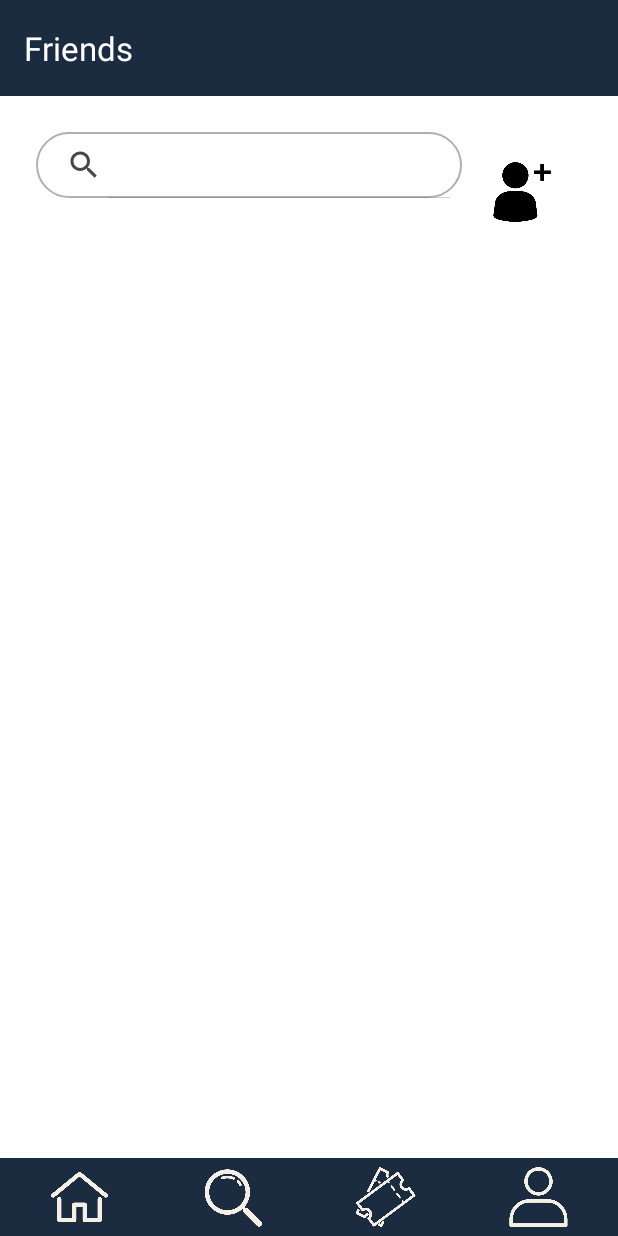
After one commit to emery97/MAD24_P02_Team3, an Android app: the UnfriendActivity screen opened directly, with no data from a screen before it, on a phone screen of 412 x 824 dp. The commit adds this screen. Run offline under Robolectric (Android 15) with nearby library versions, the phone set to English and light mode, and no system bars; our stand-ins replace Firebase (no records; nobody signed in at launch, a user with empty details on screens opened directly); Roboto replaces fonts that are not available here.

Commit message:
WY : added unfriend friend page

```diff
--- a/app/build.gradle.kts
+++ b/app/build.gradle.kts
@@ -84,4 +84,8 @@ dependencies {
     implementation ("com.airbnb.android:lottie:5.0.3")
     implementation ("de.hdodenhof:circleimageview:3.1.0")
     implementation("org.apache.commons:commons-text:1.9")
+
+    // for unfriend activity
+    implementation ("com.google.code.gson:gson:2.8.6")
+
 }
--- a/app/src/main/AndroidManifest.xml
+++ b/app/src/main/AndroidManifest.xml
@@ -118,6 +118,9 @@
         <activity
             android:name=".FriendsActivity"
             android:exported="true" />
+        <activity
+            android:name=".UnfriendActivity"
+            android:exported="true" />
 
         <receiver
             android:name=".payment"
--- /dev/null
+++ b/app/src/main/java/sg/edu/np/mad/TicketFinder/UnfriendActivity.java
@@ -0,0 +1,70 @@
+package sg.edu.np.mad.TicketFinder;
+
+import android.content.Intent;
+import android.content.SharedPreferences;
+import android.os.Bundle;
+import android.util.Log;
+import android.widget.ImageButton;
+import android.widget.SearchView;
+
+import androidx.annotation.Nullable;
+import androidx.appcompat.app.AppCompatActivity;
+import androidx.recyclerview.widget.LinearLayoutManager;
+import androidx.recyclerview.widget.RecyclerView;
+
+import com.google.gson.Gson;
+import com.google.gson.reflect.TypeToken;
+
+import java.util.ArrayList;
+import java.util.List;
+
+public class UnfriendActivity extends AppCompatActivity {
+    private SearchView searchView;
+    private RecyclerView recyclerView;
+    private UnfriendAdapter adapter;
+    private List<User> friendList;
+    private static final String TAG = "unfriendActivity";
+
+    @Override
+    protected void onCreate(@Nullable Bundle savedInstanceState) {
+        super.onCreate(savedInstanceState);
+        setContentView(R.layout.unfriend_friend_activity);
+
+        try {
+            searchView = findViewById(R.id.searchFriends);
+            recyclerView = findViewById(R.id.exploreView);
+            ImageButton addFriendButton = findViewById(R.id.addFriendPageButton);
+
+            recyclerView.setLayoutManager(new LinearLayoutManager(this));
+            friendList = new ArrayList<>();
+
+            // Retrieve friend list from SharedPreferences
+            SharedPreferences sharedPreferences = getSharedPreferences("UserPrefs", MODE_PRIVATE);
+            String json = sharedPreferences.getString("friendList", null); // Note the null check
+            if (json != null && !json.isEmpty()) {
+                Gson gson = new Gson();
+                friendList = gson.fromJson(json, new TypeToken<List<User>>() {}.getType());
+            } else {
+                Log.e(TAG, "No friend list found in SharedPreferences.");
+            }
+
+            // Log the retrieved friend list size for debugging
+            Log.d(TAG, "Retrieved friend list size: " + friendList.size());
+
+            // Initialize the adapter and set it to the RecyclerView
+            adapter = new UnfriendAdapter(this, friendList);
+            recyclerView.setAdapter(adapter);
+
+            // Set onclick listener for friend page
+            addFriendButton.setOnClickListener(v -> {
+                Log.d(TAG, "Navigating to FriendsActivity");
+                Intent intent = new Intent(UnfriendActivity.this, FriendsActivity.class);
+                startActivity(intent);
+            });
+
+            Footer.setUpFooter(this);
+        } catch (Exception e) {
+            Log.e(TAG, "Error in onCreate: ", e);
+        }
+    }
+}
--- /dev/null
+++ b/app/src/main/java/sg/edu/np/mad/TicketFinder/UnfriendAdapter.java
@@ -0,0 +1,63 @@
+package sg.edu.np.mad.TicketFinder;
+
+import android.content.Context;
+import android.view.LayoutInflater;
+import android.view.View;
+import android.view.ViewGroup;
+import android.widget.Button;
+import android.widget.ImageView;
+import android.widget.TextView;
+
+import androidx.annotation.NonNull;
+import androidx.recyclerview.widget.RecyclerView;
+
+import com.google.firebase.firestore.FirebaseFirestore;
+
+import java.text.BreakIterator;
+import java.util.List;
+
+public class UnfriendAdapter extends RecyclerView.Adapter<UnfriendAdapter.ViewHolder> {
+    private final Context context;
+    private final LayoutInflater mInflater;
+    private FirebaseFirestore db;
+    private List<User> friendList;
+    private static String TAG = "unfriendAdapter";
+
+    //Constructor to initialize data
+    public UnfriendAdapter(Context context, List<User> friendList){
+        this.context = context;
+        this.mInflater = LayoutInflater.from(context);
+        this.friendList = friendList;
+        db = FirebaseFirestore.getInstance();
+    }
+
+    @Override
+    public void onBindViewHolder(@NonNull ViewHolder holder, int position){
+        User friend = friendList.get(position);
+        holder.name.setText(friend.getName());
+    }
+    @Override
+    public int getItemCount(){
+        return friendList.size();
+    }
+    // Inflate the row layout when needed
+    @NonNull
+    @Override
+    public UnfriendAdapter.ViewHolder onCreateViewHolder(@NonNull ViewGroup parent, int viewType){
+        View view = mInflater.inflate(R.layout.unfriend_item,parent,false);
+        return new ViewHolder(view);
+    }
+
+    public class ViewHolder  extends RecyclerView.ViewHolder{
+        public BreakIterator textViewName;
+        ImageView profilePicture;
+        TextView name;
+        Button unfriendButton;
+        public ViewHolder(View itemView) {
+            super(itemView);
+            profilePicture = itemView.findViewById(R.id.profilePicture);
+            name = itemView.findViewById(R.id.friendName);
+            unfriendButton = itemView.findViewById(R.id.unfriendButton);
+        }
+    }
+}
--- /dev/null
+++ b/app/src/main/res/layout/unfriend_friend_activity.xml
@@ -0,0 +1,100 @@
+<?xml version="1.0" encoding="utf-8"?>
+<androidx.constraintlayout.widget.ConstraintLayout xmlns:android="http://schemas.android.com/apk/res/android"
+    xmlns:app="http://schemas.android.com/apk/res-auto"
+    xmlns:tools="http://schemas.android.com/tools"
+    android:id="@+id/main"
+    android:layout_width="match_parent"
+    android:layout_height="match_parent"
+    android:background="#FFFFFF"
+    android:fitsSystemWindows="true"
+    tools:context=".ExploreEvents">
+
+    <androidx.core.widget.NestedScrollView
+        android:id="@+id/nestedScrollView"
+        android:layout_width="0dp"
+        android:layout_height="0dp"
+        app:layout_constraintBottom_toTopOf="@id/footer"
+        app:layout_constraintEnd_toEndOf="parent"
+        app:layout_constraintStart_toStartOf="parent"
+        app:layout_constraintTop_toTopOf="parent">
+
+        <LinearLayout
+            android:layout_width="match_parent"
+            android:layout_height="wrap_content"
+            android:orientation="vertical">
+
+            <!-- search and filter -->
+
+            <androidx.appcompat.widget.Toolbar
+                android:id="@+id/toolbar"
+                android:layout_width="match_parent"
+                android:layout_height="wrap_content"
+                android:background="#1B2B40"
+                android:elevation="4dp"
+                android:theme="?attr/actionBarTheme"
+                app:layout_constraintEnd_toEndOf="parent"
+                app:layout_constraintStart_toStartOf="parent"
+                app:layout_constraintTop_toTopOf="parent"
+                app:title="Friends"
+                app:titleTextColor="@android:color/white" />
+
+            <LinearLayout
+                android:id="@+id/search"
+                android:layout_width="match_parent"
+                android:layout_height="wrap_content"
+                android:layout_marginLeft="16dp"
+                android:layout_marginTop="16dp"
+                android:layout_marginRight="16dp"
+                android:background="#FFFFFF"
+                android:gravity="center_horizontal"
+                android:orientation="horizontal"
+                android:padding="8dp">
+
+                <SearchView
+                    android:id="@+id/searchFriendsToUnfriend"
+                    android:layout_width="match_parent"
+                    android:layout_height="44dp"
+                    android:layout_marginBottom="8dp"
+                    android:layout_weight="1"
+                    android:background="@drawable/search_view_background"
+                    android:iconifiedByDefault="false"
+                    android:focusable="true"
+                    android:focusableInTouchMode="true"
+                    app:queryBackground="@android:color/transparent"
+                    app:queryHint="Search events ...">
+
+                </SearchView>
+
+                <ImageButton
+                    android:id="@+id/addFriendPageButton"
+                    android:layout_width="80dp"
+                    android:layout_height="80dp"
+                    android:background="?attr/selectableItemBackgroundBorderless"
+                    android:padding="8dp"
+                    android:scaleType="centerInside"
+                    android:src="@drawable/add_friends" />
+
+            </LinearLayout>
+
+            <!-- recyclerview -->
+            <androidx.recyclerview.widget.RecyclerView
+                android:id="@+id/exploreView"
+                android:layout_width="match_parent"
+                android:layout_height="wrap_content"
+                android:layout_gravity="center_horizontal"
+                android:layout_margin="8dp"
+                android:background="#FFFFFF"
+                android:paddingLeft="16dp"
+                android:paddingRight="16dp" />
+        </LinearLayout>
+    </androidx.core.widget.NestedScrollView>
+
+    <!-- footer -->
+    <include
+        android:id="@+id/footer"
+        layout="@layout/footer"
+        android:layout_width="match_parent"
+        android:layout_height="wrap_content"
+        app:layout_constraintBottom_toBottomOf="parent" />
+
+</androidx.constraintlayout.widget.ConstraintLayout>
```
Also changed, not shown: app/src/main/java/sg/edu/np/mad/TicketFinder/FriendsActivity.java (+26 -13 lines), app/src/main/res/layout/unfriend_item.xml (added, +48 -0 lines), app/src/main/res/drawable/add_friends.png (added).
